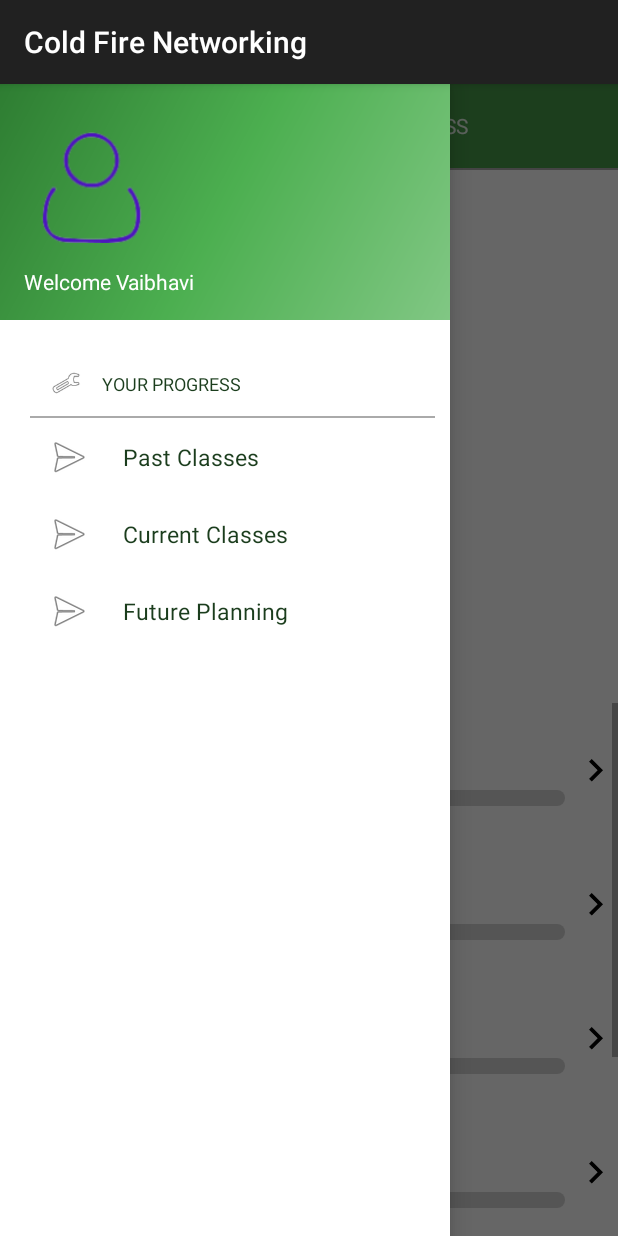
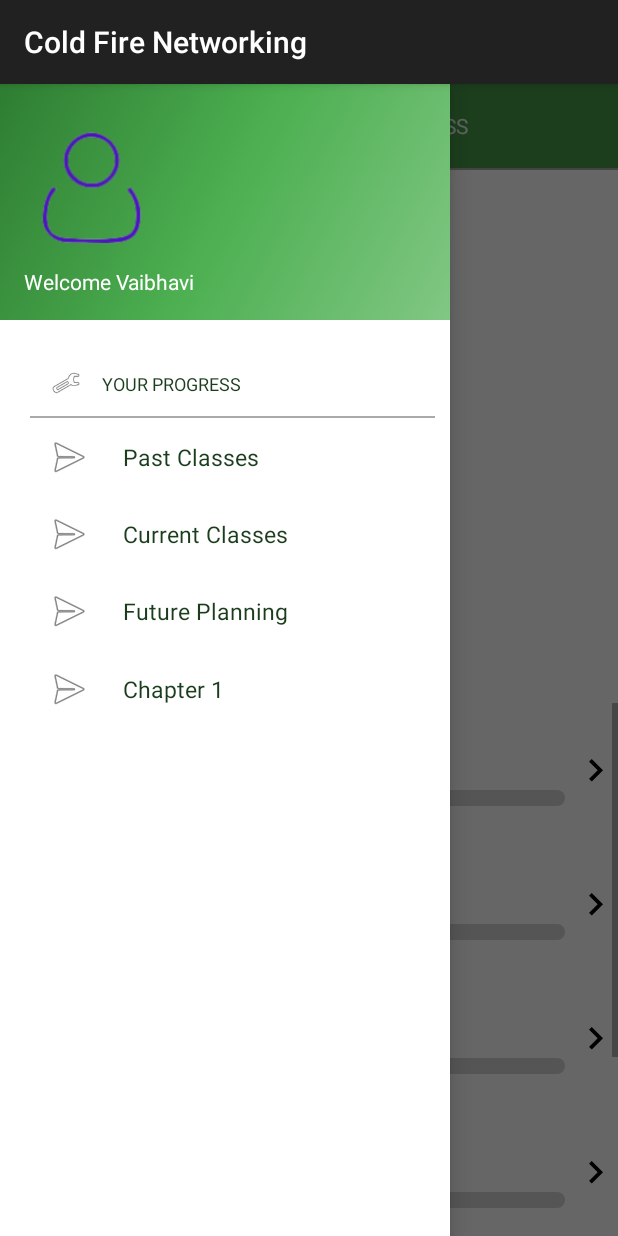
Before and after one commit to AnganaK/Coldfire, an Android app: the ChaptersActivity screen opened directly, with no data from a screen before it, with the side drawer open, on a phone screen of 412 x 824 dp. Run offline under Robolectric (Android 15) with nearby library versions, the phone set to English and light mode, and no system bars; our stand-ins replace ButterKnife; 1 statement that could not run was skipped.

```diff
--- a/app/src/main/java/com/ekpro/coldfire/webservices/ApiService.java
+++ b/app/src/main/java/com/ekpro/coldfire/webservices/ApiService.java
@@ -37,4 +37,7 @@ public interface ApiService {
     @POST("Student/getInterest")
     Call<ApiResponse<InterestParams>> requestInterest(@Body HashMap<String, String> params);
 
+    @POST("User/updateInterest")
+    Call<ApiResponse<StatusParam>> requestSendData(@Body FirstTimeDataParams params);
+
 }
--- a/app/src/main/java/com/ekpro/coldfire/webservices/InterestParams.java
+++ b/app/src/main/java/com/ekpro/coldfire/webservices/InterestParams.java
@@ -8,13 +8,13 @@ import java.util.ArrayList;
 
 public class InterestParams {
 
-    private ArrayList<Course_Name> interest;
+    private ArrayList<String> interest;
 
-    public ArrayList<Course_Name> getInterest() {
+    public ArrayList<String> getInterest() {
         return interest;
     }
 
-    public void setInterest(ArrayList<Course_Name> interest) {
+    public void setInterest(ArrayList<String> interest) {
         this.interest = interest;
     }
 }
--- a/app/src/main/res/layout/item_list.xml
+++ b/app/src/main/res/layout/item_list.xml
@@ -22,4 +22,5 @@
         android:gravity="center_vertical"
         android:layout_margin="10dp"/>
 
+
 </LinearLayout>
--- a/app/src/main/res/layout/navigation_drawer.xml
+++ b/app/src/main/res/layout/navigation_drawer.xml
@@ -110,6 +110,31 @@
             android:dividerHeight="0dp"
             tools:listitem="@layout/item_list" />
 
+        <LinearLayout
+            android:layout_width="match_parent"
+            android:layout_height="wrap_content"
+                      android:background="@color/white"
+                      android:orientation="horizontal">
+
+            <ImageView
+                android:layout_width="wrap_content"
+                android:layout_height="wrap_content"
+                android:layout_margin="10dp"
+                android:src="@drawable/ic_menu_send" />
+
+            <TextView
+                android:id="@+id/tvCurrentClass"
+                android:layout_width="match_parent"
+                android:layout_height="match_parent"
+                android:text="Chapter 1"
+                android:textColor="@color/black"
+                android:textSize="15sp"
+                android:layout_gravity="center"
+                android:gravity="center_vertical"
+                android:layout_margin="10dp"/>
+
+
+        </LinearLayout>
 
     </LinearLayout>
 </RelativeLayout>
```
Also changed, not shown: app/src/main/java/com/ekpro/coldfire/FirstTime.java (+46 -6 lines), app/src/main/java/com/ekpro/coldfire/LoginActivity.java (+8 -1 lines), app/src/main/java/com/ekpro/coldfire/chapters/ChaptersActivity.java (+16 -0 lines), app/src/main/java/com/ekpro/coldfire/webservices/FirstTimeDataParams.java (added, +56 -0 lines), app/src/main/java/com/ekpro/coldfire/webservices/StatusParam.java (added, +17 -0 lines).
